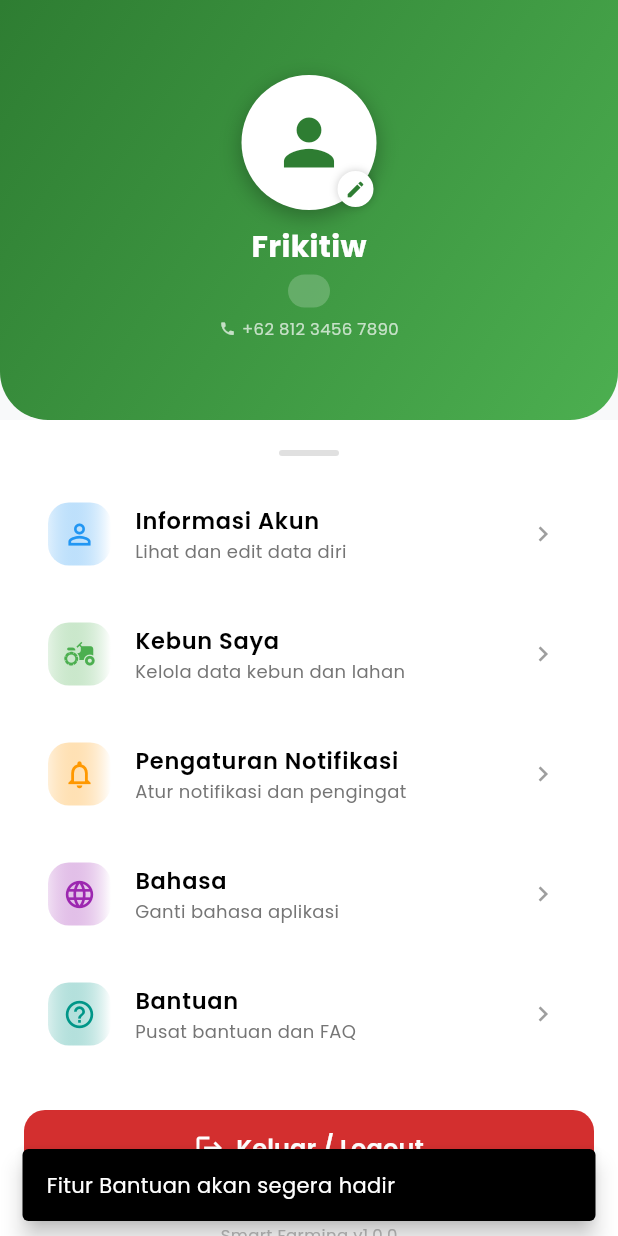
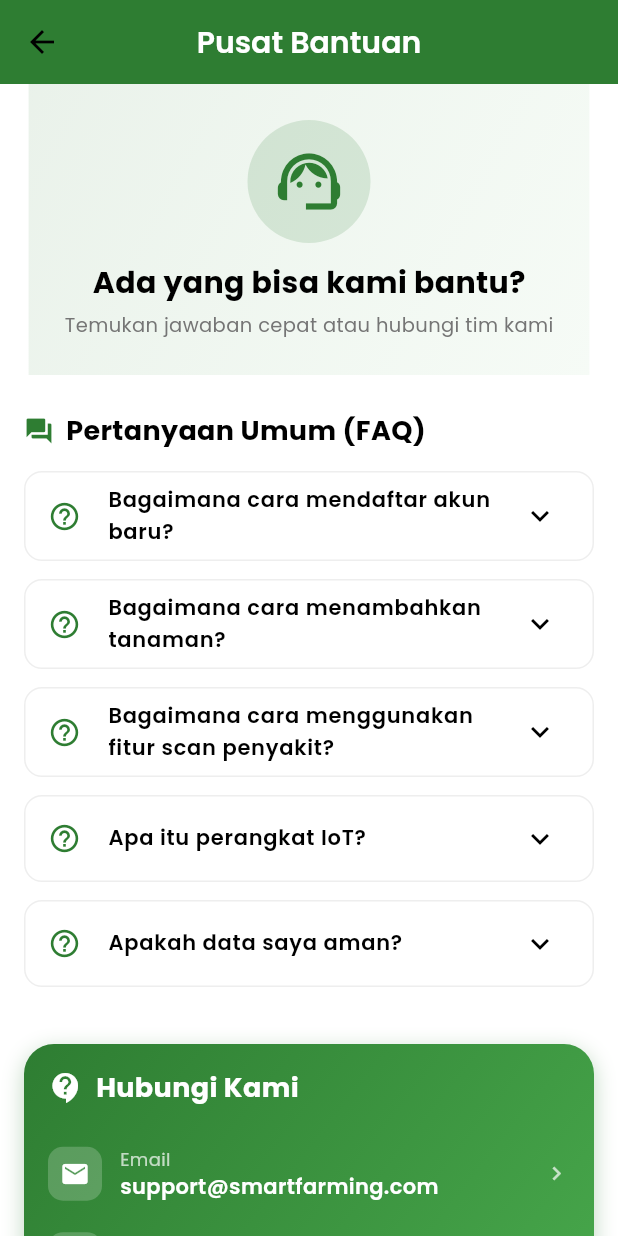
Before and after one commit to ridhofatahilahjoeda-tech/smartfarming_monitoringtanaman, a Flutter app: the ProfilScreen screen opened directly, after a tap on "Bantuan", on a phone screen of 412 x 824 dp. Run offline on Flutter 3.47's test engine with Material 3 defaults, Android fonts, the phone set to English and light mode, and no system bars; our stand-ins replace fl_chart, image_picker, shared_preferences; accounts and stored records are empty.

Commit message:
Aku edit dan tambahkan fitur di bagian profil dan aku menambahkan fitur Bantuan pada file screen, oleh Nayla Dela Azzahra

```diff
--- /dev/null
+++ b/lib/screens/bantuan_screen.dart
@@ -0,0 +1,370 @@
+import 'package:flutter/material.dart';
+import 'package:url_launcher/url_launcher.dart';
+import '../themes/app_theme.dart';
+
+class BantuanScreen extends StatelessWidget {
+  const BantuanScreen({super.key});
+
+  @override
+  Widget build(BuildContext context) {
+    return Scaffold(
+      backgroundColor: Colors.white,
+      appBar: AppBar(
+        title: const Text('Pusat Bantuan'),
+        backgroundColor: AppTheme.primaryGreen,
+        elevation: 0,
+        centerTitle: true,
+      ),
+      body: SingleChildScrollView(
+        child: Column(
+          children: [
+            // Header dengan icon
+            Container(
+              padding: const EdgeInsets.all(24),
+              decoration: BoxDecoration(
+                gradient: LinearGradient(
+                  begin: Alignment.topLeft,
+                  end: Alignment.bottomRight,
+                  colors: [
+                    AppTheme.primaryGreen.withOpacity(0.1),
+                    AppTheme.secondaryGreen.withOpacity(0.05),
+                  ],
+                ),
+              ),
+              child: Column(
+                children: [
+                  Container(
+                    padding: const EdgeInsets.all(16),
+                    decoration: BoxDecoration(
+                      color: AppTheme.primaryGreen.withOpacity(0.15),
+                      shape: BoxShape.circle,
+                    ),
+                    child: Icon(
+                      Icons.support_agent,
+                      size: 50,
+                      color: AppTheme.primaryGreen,
+                    ),
+                  ),
+                  const SizedBox(height: 12),
+                  const Text(
+                    'Ada yang bisa kami bantu?',
+                    style: TextStyle(
+                      fontSize: 20,
+                      fontWeight: FontWeight.bold,
+                    ),
+                  ),
+                  const SizedBox(height: 4),
+                  Text(
+                    'Temukan jawaban cepat atau hubungi tim kami',
+                    style: TextStyle(
+                      fontSize: 13,
+                      color: Colors.grey[600],
+                    ),
+                  ),
+                ],
+              ),
+            ),
+
+            // FAQ Section
+            const Padding(
+              padding: EdgeInsets.fromLTRB(16, 24, 16, 8),
+              child: Row(
+                children: [
+                  Icon(Icons.question_answer, size: 20, color: AppTheme.primaryGreen),
+                  SizedBox(width: 8),
+                  Text(
+                    'Pertanyaan Umum (FAQ)',
+                    style: TextStyle(
+                      fontSize: 18,
+                      fontWeight: FontWeight.bold,
+                    ),
+                  ),
+                ],
+              ),
+            ),
+
+            _buildFaqItem(
+              question: 'Bagaimana cara mendaftar akun baru?',
+              answer: 'Klik tombol "Daftar" pada halaman login, lalu isi formulir pendaftaran dengan data diri Anda yang valid.',
+            ),
+
+            _buildFaqItem(
+              question: 'Bagaimana cara menambahkan tanaman?',
+              answer: 'Buka menu "Tanaman Saya", lalu klik tombol (+) di pojok kanan bawah. Isi informasi tanaman dan foto.',
+            ),
+
+            _buildFaqItem(
+              question: 'Bagaimana cara menggunakan fitur scan penyakit?',
+              answer: 'Pilih menu "Scan", ambil foto daun tanaman Anda atau pilih dari galeri, lalu sistem akan menganalisisnya.',
+            ),
+
+            _buildFaqItem(
+              question: 'Apa itu perangkat IoT?',
+              answer: 'Perangkat IoT adalah sensor yang memantau suhu, kelembaban, dan pH tanah secara real-time.',
+            ),
+
+            _buildFaqItem(
+              question: 'Apakah data saya aman?',
+              answer: 'Ya, semua data Anda disimpan secara lokal di perangkat Anda menggunakan enkripsi yang aman.',
+            ),
+
+            const SizedBox(height: 16),
+
+            // Kontak Kami Section
+            Container(
+              padding: const EdgeInsets.all(16),
+              margin: const EdgeInsets.all(16),
+              decoration: BoxDecoration(
+                gradient: LinearGradient(
+                  begin: Alignment.topLeft,
+                  end: Alignment.bottomRight,
+                  colors: [
+                    AppTheme.primaryGreen,
+                    AppTheme.secondaryGreen,
+                  ],
+                ),
+                borderRadius: BorderRadius.circular(20),
+                boxShadow: [
+                  BoxShadow(
+                    color: AppTheme.primaryGreen.withOpacity(0.3),
+                    blurRadius: 12,
+                    offset: const Offset(0, 4),
+                  ),
+                ],
+              ),
+              child: Column(
+                children: [
+                  const Row(
+                    children: [
+                      Icon(Icons.contact_support, color: Colors.white, size: 24),
+                      SizedBox(width: 8),
+                      Text(
+                        'Hubungi Kami',
+                        style: TextStyle(
+                          fontSize: 18,
+                          fontWeight: FontWeight.bold,
+                          color: Colors.white,
+                        ),
+                      ),
+                    ],
+                  ),
+                  const SizedBox(height: 16),
+                  _buildContactItem(
+                    icon: Icons.email,
+                    title: 'Email',
+                    value: 'support@smartfarming.com',
+                    onTap: () => _launchEmail('support@smartfarming.com'),
+                  ),
+                  _buildContactItem(
+                    icon: Icons.phone,
+                    title: 'Telepon',
+                    value: '+62 812 3456 7890',
+                    onTap: () => _launchPhone('+6281234567890'),
+                  ),
+                  _buildContactItem(
+                    icon: Icons.chat,
+                    title: 'WhatsApp',
+                    value: '+62 812 3456 7890',
+                    onTap: () => _launchWhatsApp('+6281234567890'),
+                  ),
+                  _buildContactItem(
+                    icon: Icons.public,
+                    title: 'Website',
+                    value: 'www.smartfarming.com',
+                    onTap: () => _launchUrl('https://www.smartfarming.com'),
+                  ),
+                ],
+              ),
+            ),
+
+            const SizedBox(height: 16),
+
+            // Panduan Penggunaan
+            Container(
+              padding: const EdgeInsets.all(16),
+              margin: const EdgeInsets.symmetric(horizontal: 16),
+              decoration: BoxDecoration(
+                color: Colors.blue.shade50,
+                borderRadius: BorderRadius.circular(16),
+              ),
+              child: Column(
+                children: [
+                  const Row(
+                    children: [
+                      Icon(Icons.picture_as_pdf, color: Colors.blue),
+                      SizedBox(width: 8),
+                      Text(
+                        'Panduan Penggunaan',
+                        style: TextStyle(
+                          fontSize: 16,
+                          fontWeight: FontWeight.bold,
+                          color: Colors.blue,
+                        ),
+                      ),
+                    ],
+                  ),
+                  const SizedBox(height: 12),
+                  const Text(
+                    'Download panduan lengkap penggunaan aplikasi Smart Farming dalam format PDF.',
+                    style: TextStyle(fontSize: 12, color: Colors.blue),
+                    textAlign: TextAlign.center,
+                  ),
+                  const SizedBox(height: 12),
+                  ElevatedButton.icon(
+                    onPressed: () {
+                      ScaffoldMessenger.of(context).showSnackBar(
+                        const SnackBar(
+                          content: Text('Panduan akan segera tersedia'),
+                          behavior: SnackBarBehavior.floating,
+                        ),
+                      );
+                    },
+                    icon: const Icon(Icons.download, size: 18),
+                    label: const Text('Download Panduan'),
+                    style: ElevatedButton.styleFrom(
+                      backgroundColor: Colors.blue,
+                      foregroundColor: Colors.white,
+                      shape: RoundedRectangleBorder(
+                        borderRadius: BorderRadius.circular(12),
+                      ),
+                    ),
+                  ),
+                ],
+              ),
+            ),
+
+            const SizedBox(height: 32),
+          ],
+        ),
+      ),
+    );
+  }
+
+  Widget _buildFaqItem({
+    required String question,
+    required String answer,
+  }) {
+    return Card(
+      margin: const EdgeInsets.symmetric(horizontal: 16, vertical: 6),
+      elevation: 0,
+      shape: RoundedRectangleBorder(
+        borderRadius: BorderRadius.circular(12),
+        side: BorderSide(color: Colors.grey[200]!),
+      ),
+      child: ExpansionTile(
+        leading: Icon(
+          Icons.help_outline,
+          color: AppTheme.primaryGreen,
+          size: 22,
+        ),
+        title: Text(
+          question,
+          style: const TextStyle(
+            fontWeight: FontWeight.w600,
+            fontSize: 14,
+          ),
+        ),
+        children: [
+          Padding(
+            padding: const EdgeInsets.fromLTRB(16, 0, 16, 16),
+            child: Text(
+              answer,
+              style: TextStyle(
+                fontSize: 13,
+                color: Colors.grey[700],
+                height: 1.4,
+              ),
+            ),
+          ),
+        ],
+      ),
+    );
+  }
+
+  Widget _buildContactItem({
+    required IconData icon,
+    required String title,
+    required String value,
+    required VoidCallback onTap,
+  }) {
+    return InkWell(
+      onTap: onTap,
+      borderRadius: BorderRadius.circular(12),
+      child: Padding(
+        padding: const EdgeInsets.symmetric(vertical: 10),
+        child: Row(
+          children: [
+            Container(
+              padding: const EdgeInsets.all(8),
+              decoration: BoxDecoration(
+                color: Colors.white.withOpacity(0.2),
+                borderRadius: BorderRadius.circular(10),
+              ),
+              child: Icon(icon, size: 20, color: Colors.white),
+            ),
+            const SizedBox(width: 12),
+            Expanded(
+              child: Column(
+                crossAxisAlignment: CrossAxisAlignment.start,
+                children: [
+                  Text(
+                    title,
+                    style: const TextStyle(
+                      fontSize: 12,
+                      color: Colors.white70,
+                    ),
+                  ),
+                  Text(
+                    value,
+                    style: const TextStyle(
+                      fontSize: 14,
+                      fontWeight: FontWeight.w600,
+                      color: Colors.white,
+                    ),
+                  ),
+                ],
+              ),
+            ),
+            const Icon(Icons.chevron_right, size: 18, color: Colors.white70),
+          ],
+        ),
+      ),
+    );
+  }
+
+  void _launchEmail(String email) async {
+    final Uri uri = Uri.parse('mailto:$email');
+    if (await canLaunchUrl(uri)) {
+      await launchUrl(uri);
+    } else {
+      debugPrint('Could not launch $uri');
+    }
+  }
+
+  void _launchPhone(String phone) async {
+    final Uri uri = Uri.parse('tel:$phone');
+    if (await canLaunchUrl(uri)) {
+      await launchUrl(uri);
+    } else {
+      debugPrint('Could not launch $uri');
+    }
+  }
+
+  void _launchWhatsApp(String phone) async {
+    final Uri uri = Uri.parse('https://wa.me/$phone');
+    if (await canLaunchUrl(uri)) {
+      await launchUrl(uri);
+    } else {
+      debugPrint('Could not launch $uri');
+    }
+  }
+
+  void _launchUrl(String url) async {
+    final Uri uri = Uri.parse(url);
+    if (await canLaunchUrl(uri)) {
+      await launchUrl(uri, mode: LaunchMode.externalApplication);
+    } else {
+      debugPrint('Could not launch $url');
+    }
+  }
+}
--- a/lib/screens/profil_screen.dart
+++ b/lib/screens/profil_screen.dart
@@ -5,6 +5,7 @@ import 'package:shared_preferences/shared_preferences.dart';
 import '../themes/app_theme.dart';
 import 'login_screen.dart';
 import 'edit_profil_screen.dart';
+import 'bantuan_screen.dart';
 
 class ProfilScreen extends StatefulWidget {
   const ProfilScreen({super.key});
@@ -423,13 +424,19 @@ class _ProfilScreenState extends State<ProfilScreen> {
                     },
                   ),
 
+                  // Menu Bantuan - SEKARANG BERFUNGSI (navigasi ke halaman bantuan)
                   _buildMenuTile(
                     icon: Icons.help_outline,
                     title: 'Bantuan',
                     subtitle: 'Pusat bantuan dan FAQ',
                     color: Colors.teal,
                     onTap: () {
-                      _showMessage(context, 'Fitur Bantuan akan segera hadir');
+                      Navigator.push(
+                        context,
+                        MaterialPageRoute(
+                          builder: (context) => const BantuanScreen(),
+                        ),
+                      );
                     },
                   ),
 
--- a/pubspec.yaml
+++ b/pubspec.yaml
@@ -14,6 +14,8 @@ dependencies:
   fl_chart: ^0.68.0
   image_picker: ^1.1.2
   cupertino_icons: ^1.0.8
+  url_launcher: ^6.3.2
+
 
 dev_dependencies:
   flutter_test:
```
Also changed, not shown: pubspec.lock, 5 other files.
